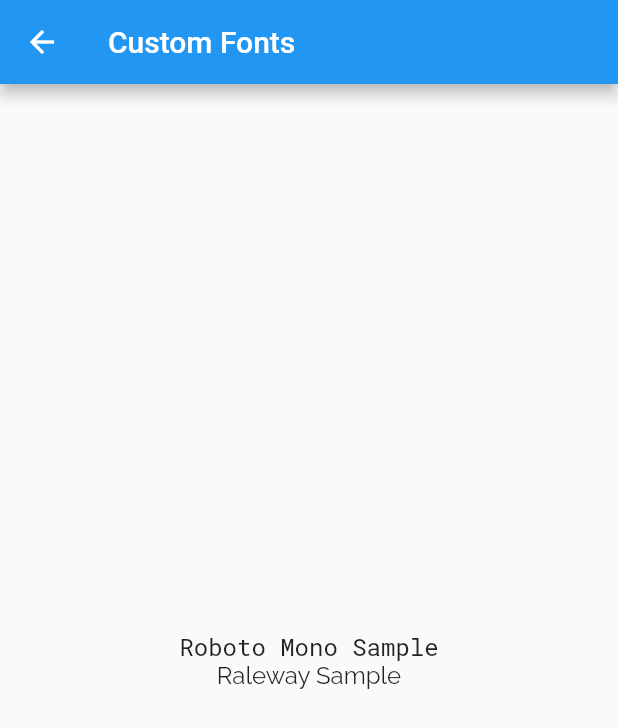
After one commit to potikorn/Flutter-Cookbook, a Flutter app: the UseCustomFont screen opened directly, on a phone screen of 412 x 824 dp. The commit adds this screen. Shown: the top 728 px of the screen. Run offline on Flutter 3.47's test engine with Material 2 defaults, Android fonts, the phone set to English and light mode, and no system bars; our stand-ins replace cached_network_image, shared_preferences, transparent_image; accounts and stored records are empty.

Commit message:
add using custom font for design.

```diff
--- a/lib/design/maindesign.dart
+++ b/lib/design/main_design.dart
@@ -1,10 +1,12 @@
+import 'package:cookbook/design/use_custom_font.dart';
 import 'package:flutter/material.dart';
+
+import '../simplelist.dart';
 import 'adddrawer.dart';
+import 'customtheme.dart';
 import 'displayingsnackbar.dart';
+import 'tabbar.dart';
 import 'updateorientation.dart';
-import 'customtheme.dart';
-import 'tabbar.dart';
-import '../simplelist.dart';
 
 void main() => runApp(MainDesignMenu());
 
@@ -13,6 +15,7 @@ class MainDesignMenu extends StatelessWidget {
     'Add a Drawer to a screen',
     'Displaying Snackbars',
     'Updating the UI based on orientation',
+    'Use a custom font',
     'Using Themes to share colors and font styles',
     'Working with Tabs',
   ];
@@ -31,9 +34,12 @@ class MainDesignMenu extends StatelessWidget {
         navigatorWidget = OreintationDemo();
         break;
       case 3:
+        navigatorWidget = UseCustomFont();
+        break;
+      case 4:
         navigatorWidget = CustomThemeDemo();
         break;
-      case 4:
+      case 5:
         navigatorWidget = TabBarDemo();
         break;
     }
--- /dev/null
+++ b/lib/design/use_custom_font.dart
@@ -0,0 +1,30 @@
+import 'package:flutter/material.dart';
+
+main() => runApp(UseCustomFont());
+
+class UseCustomFont extends StatelessWidget {
+  @override
+  Widget build(BuildContext context) {
+    return Scaffold(
+      appBar: AppBar(
+        title: Text('Custom Fonts'),
+      ),
+      body: Center(
+        child: Column(
+          mainAxisAlignment: MainAxisAlignment.center,
+          crossAxisAlignment: CrossAxisAlignment.center,
+          children: [
+            Text(
+              'Roboto Mono Sample',
+              style: TextStyle(fontFamily: 'RobotoMono', fontSize: 16),
+            ),
+            Text(
+              'Raleway Sample',
+              style: TextStyle(fontFamily: 'Raleway', fontSize: 16),
+            ),
+          ],
+        ),
+      ),
+    );
+  }
+}
--- a/lib/main.dart
+++ b/lib/main.dart
@@ -1,7 +1,7 @@
 import 'package:cookbook/animation/main_animation.dart';
 import 'package:flutter/material.dart';
 
-import 'design/maindesign.dart';
+import 'design/main_design.dart';
 import 'forms/mainforms.dart';
 import 'gestures/maingestures.dart';
 import 'images/mainimages.dart';
```
Also changed, not shown: pubspec.yaml (+11 -0 lines), fonts/Raleway-Italic.ttf (added), fonts/Raleway-Regular.ttf (added), fonts/RobotoMono-Bold.ttf (added), fonts/RobotoMono-Regular.ttf (added).
